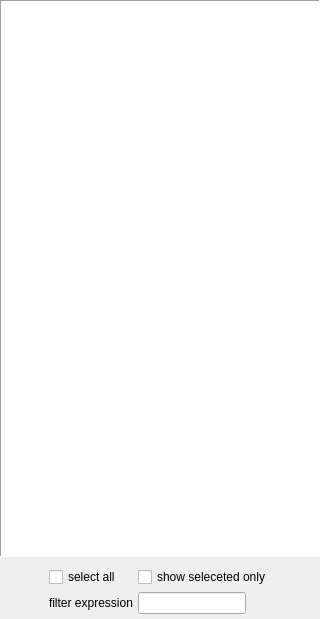
Above: cat/gui/featuredlg.ui from manerotoni/afw before the change. Below: the same form after it.
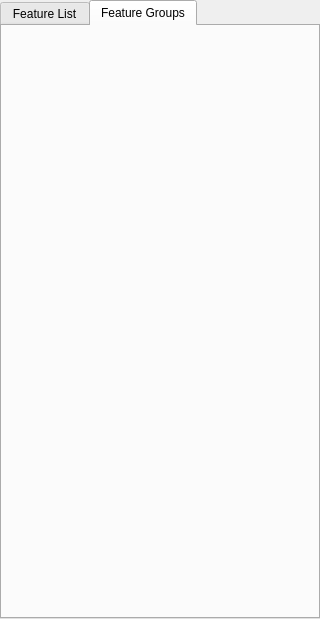
That is the form after the change. Custom widgets are drawn as their Qt base class.

Commit message: feature groups added to feature dialog

Diff of the .ui file:
```diff
--- a/cat/gui/featuredlg.ui
+++ b/cat/gui/featuredlg.ui
@@ -21,6 +21,22 @@
     <number>0</number>
    </property>
    <item>
+    <widget class="QTabWidget" name="tabWidget">
+     <property name="currentIndex">
+      <number>1</number>
+     </property>
+     <widget class="QWidget" name="tablist">
+      <attribute name="title">
+       <string>Feature List</string>
+      </attribute>
+      <layout class="QVBoxLayout" name="verticalLayout_2">
+       <property name="spacing">
+        <number>5</number>
+       </property>
+       <property name="margin">
+        <number>0</number>
+       </property>
+       <item>
     <widget class="AtContextTreeView" name="view">
      <property name="sizePolicy">
       <sizepolicy hsizetype="Minimum" vsizetype="MinimumExpanding">
@@ -84,6 +100,39 @@
       </widget>
      </item>
     </layout>
+       </item>
+      </layout>
+     </widget>
+     <widget class="QWidget" name="tabgroup">
+      <attribute name="title">
+       <string>Feature Groups</string>
+      </attribute>
+      <layout class="QVBoxLayout" name="verticalLayout_3">
+       <property name="spacing">
+        <number>3</number>
+       </property>
+       <property name="margin">
+        <number>3</number>
+       </property>
+       <item>
+        <layout class="QVBoxLayout" name="fbox"/>
+       </item>
+       <item>
+        <spacer name="verticalSpacer">
+         <property name="orientation">
+          <enum>Qt::Vertical</enum>
+         </property>
+         <property name="sizeHint" stdset="0">
+          <size>
+           <width>20</width>
+           <height>40</height>
+          </size>
+         </property>
+        </spacer>
+       </item>
+      </layout>
+     </widget>
+    </widget>
    </item>
   </layout>
  </widget>
```
Lines whose indentation alone changed are shown as unchanged. The commit also changes 7 other files.
